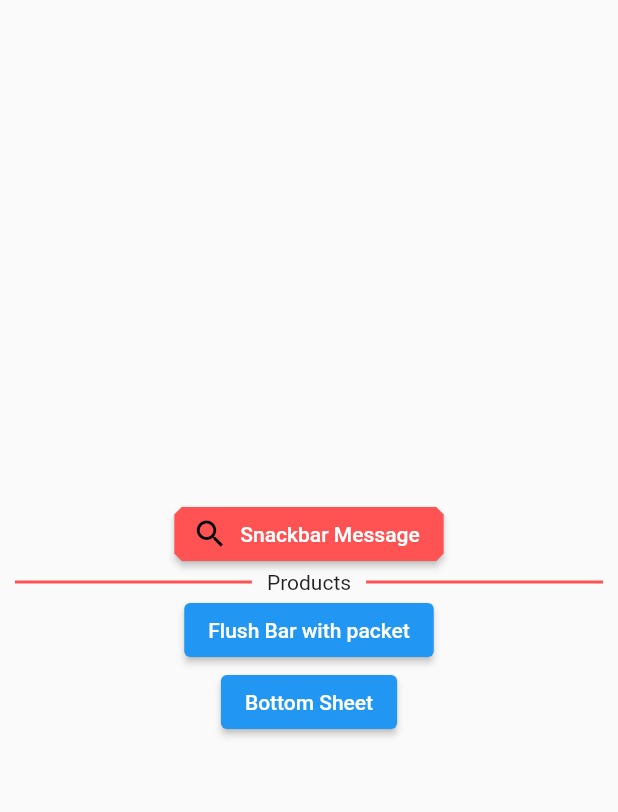
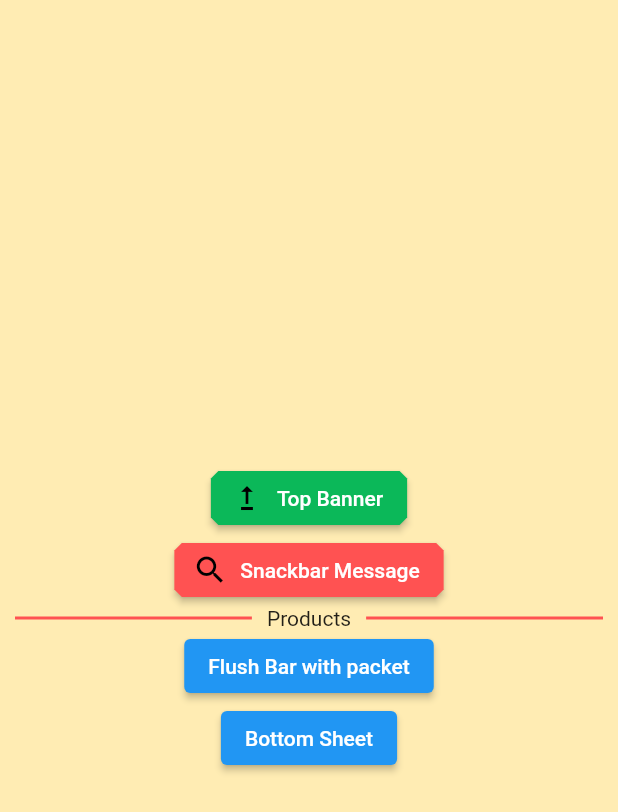
Before and after one commit to yavuzfk/ready_widgets, a Flutter app: the UserMessageWidgets screen opened directly, on a phone screen of 412 x 824 dp. Shown: the top 812 px of the screen. Run offline on Flutter 3.47's test engine with Material 2 defaults, Android fonts, the phone set to English and light mode, and no system bars; our stand-ins replace another_flushbar.

Commit message:
top banner added

```diff
--- a/lib/message_widgets_view.dart
+++ b/lib/message_widgets_view.dart
@@ -19,6 +19,33 @@
           crossAxisAlignment: CrossAxisAlignment.center,
           mainAxisAlignment: MainAxisAlignment.center,
           children: [
+            ElevatedButton.icon(
+              icon: const Icon(
+                Icons.upgrade_outlined,
+                color: Colors.black,
+              ),
+              onPressed: () {
+                ScaffoldMessenger.of(context).showMaterialBanner(
+                  MaterialBanner(
+                    content: const Text('Material Banner'),
+                    actions: [
+                      TextButton(
+                        onPressed: () {
+                          ScaffoldMessenger.of(context)
+                              .hideCurrentMaterialBanner();
+                        },
+                        child: const Text('Close'),
+                      )
+                    ],
+                  ),
+                );
+              },
+              label: const Text('Top Banner'),
+              style: ElevatedButton.styleFrom(
+                  backgroundColor: const Color.fromARGB(255, 11, 184, 89),
+                  shape: const BeveledRectangleBorder(
+                      borderRadius: BorderRadius.all(Radius.circular(5)))),
+            ),
             ElevatedButton.icon(
               icon: const Icon(
                 Icons.search,
@@ -58,7 +85,7 @@
                               mainAxisAlignment: MainAxisAlignment.center,
                               children: [
                                 ElevatedButton(
-                                  child: Text("dasfsdf"),
+                                  child: const Text("dasfsdf"),
                                   onPressed: () {
                                     Navigator.pop(context);
                                   },
@@ -69,7 +96,7 @@
                             ));
                       });
                 },
-                child: Text("Bottom Sheet"))
+                child: const Text("Bottom Sheet"))
           ],
         ),
       ),
```
Also changed, not shown: lib/main.dart (+4 -4 lines).
